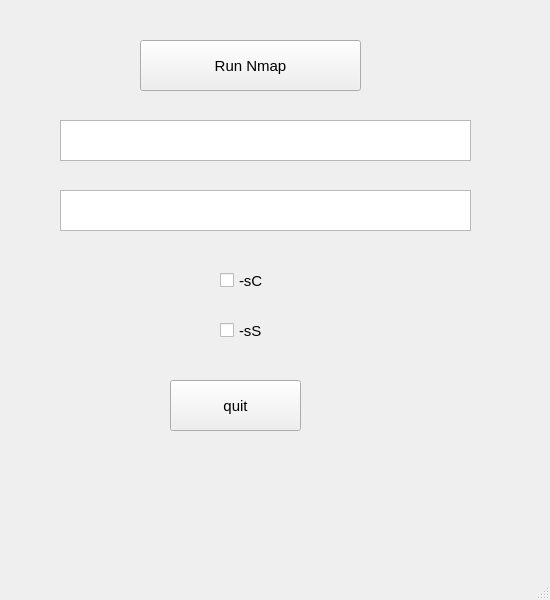
Above: nmap_window.ui from nagyzzz/szakd before the change. Below: the same form after it.
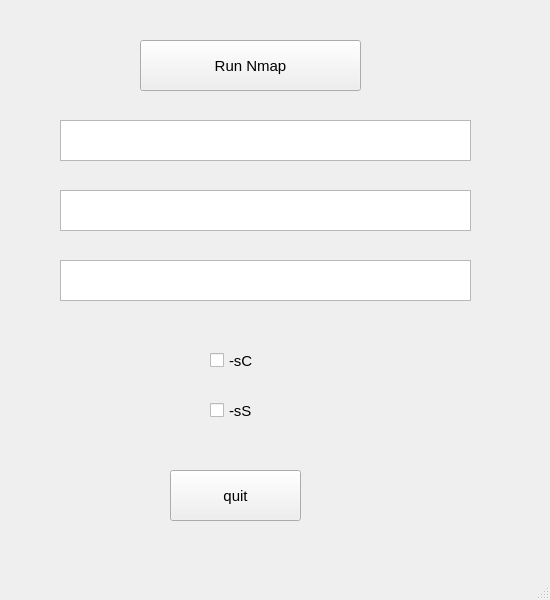
That is the form after the change.

Commit message: main window

```diff
--- a/nmap_window.ui
+++ b/nmap_window.ui
@@ -37,7 +37,7 @@
     <property name="geometry">
      <rect>
       <x>170</x>
-      <y>380</y>
+      <y>470</y>
       <width>131</width>
       <height>51</height>
      </rect>
@@ -81,8 +81,8 @@
    <widget class="QCheckBox" name="checkBox_sC">
     <property name="geometry">
      <rect>
-      <x>220</x>
-      <y>260</y>
+      <x>210</x>
+      <y>340</y>
       <width>61</width>
       <height>41</height>
      </rect>
@@ -94,8 +94,8 @@
    <widget class="QCheckBox" name="checkBox_sS">
     <property name="geometry">
      <rect>
-      <x>220</x>
-      <y>310</y>
+      <x>210</x>
+      <y>390</y>
       <width>61</width>
       <height>41</height>
      </rect>
@@ -104,6 +104,22 @@
      <string>-sS</string>
     </property>
    </widget>
+   <widget class="QTextEdit" name="textEdit_target_ip">
+    <property name="geometry">
+     <rect>
+      <x>60</x>
+      <y>260</y>
+      <width>411</width>
+      <height>41</height>
+     </rect>
+    </property>
+    <property name="toolTip">
+     <string comment="password" extracomment="password"/>
+    </property>
+    <property name="statusTip">
+     <string extracomment="password"/>
+    </property>
+   </widget>
   </widget>
   <widget class="QMenuBar" name="menubar">
    <property name="geometry">
```
The commit also changes 3 other files.
